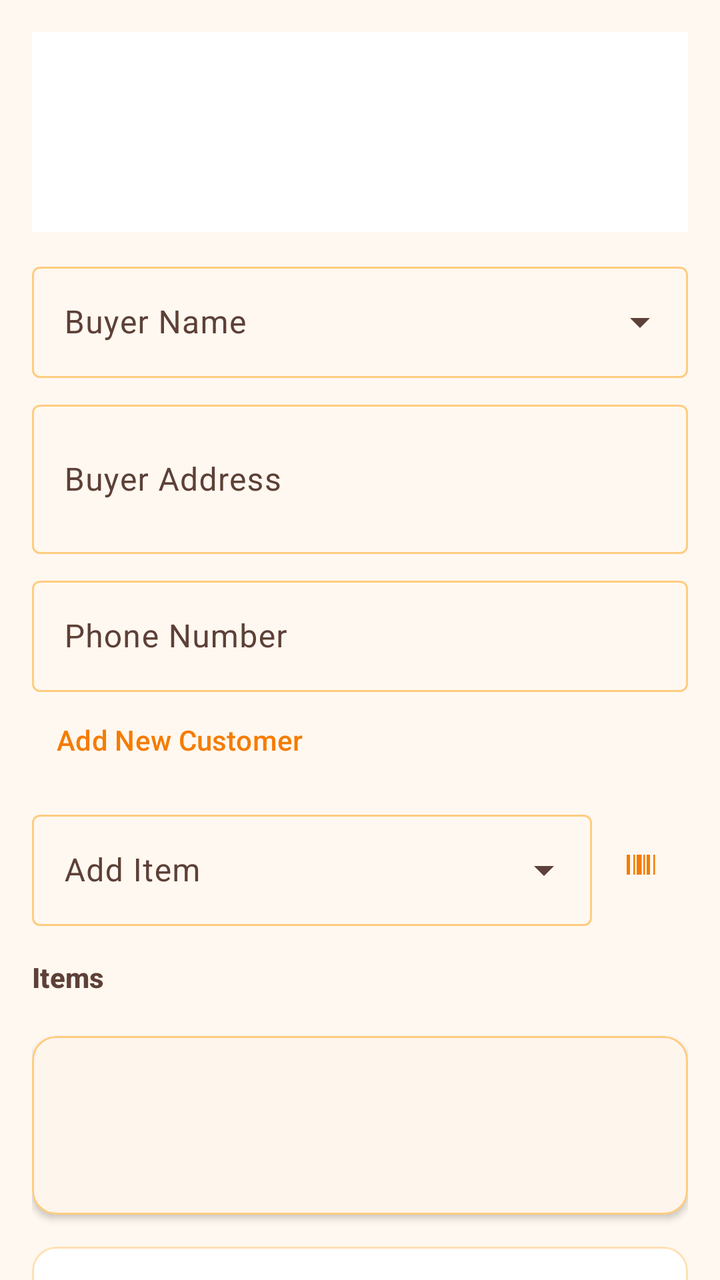
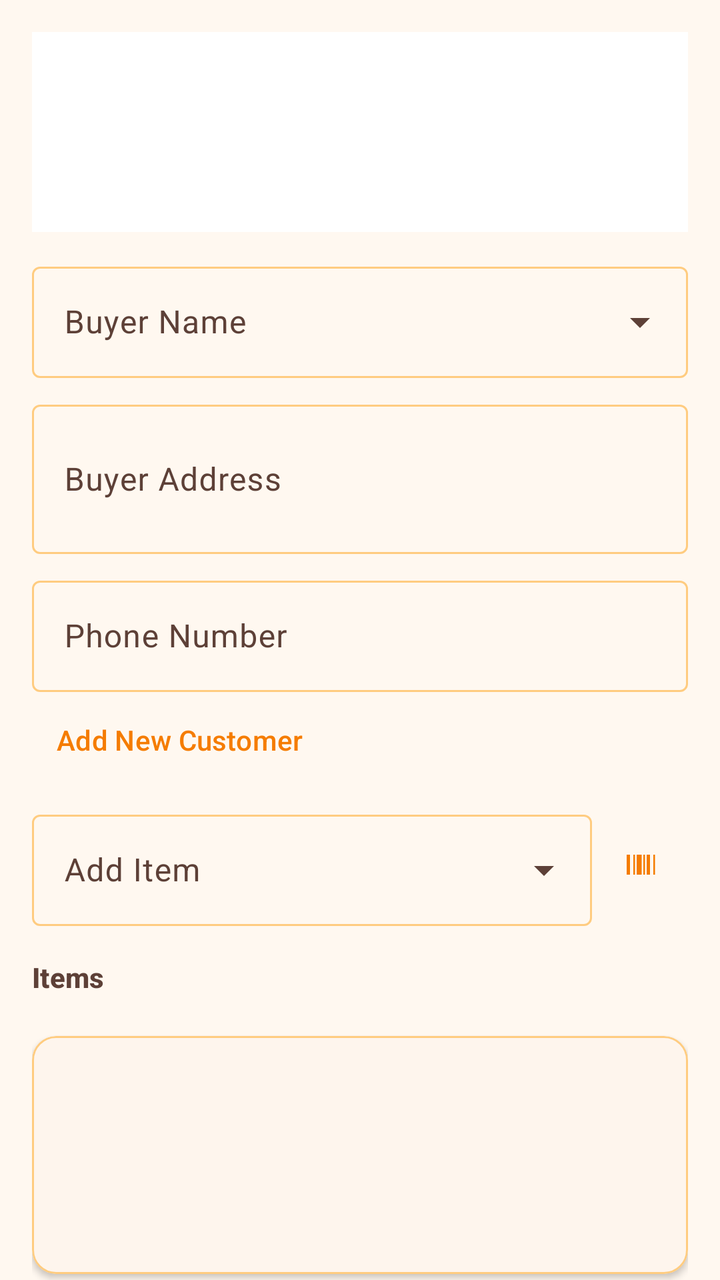

The first picture is an Android layout as it rendered before a commit; the second is the same layout after the commit. The layout source and the unified diff follow.
<!-- AndroidManifest.xml: application theme Theme.VikrSaathi -->
<!-- res/layout/fragment_bill.xml -->
<?xml version="1.0" encoding="utf-8"?>
<androidx.drawerlayout.widget.DrawerLayout xmlns:android="http://schemas.android.com/apk/res/android"
    xmlns:app="http://schemas.android.com/apk/res-auto"
    android:id="@+id/drawerLayout"
    android:layout_width="match_parent"
    android:layout_height="match_parent">

    <androidx.core.widget.NestedScrollView
        android:layout_width="match_parent"
        android:layout_height="match_parent"
        android:background="@color/orange_surface"
        android:fillViewport="true">

        <LinearLayout
            android:layout_width="match_parent"
            android:layout_height="wrap_content"
            android:orientation="vertical"
            android:padding="16dp">

            <ImageView
                android:id="@+id/imageHeader"
                android:layout_width="match_parent"
                android:layout_height="100dp"
                android:background="@color/surface_panel"
                android:contentDescription="@string/header_image"
                android:padding="4dp"
                android:scaleType="fitCenter" />

            <com.google.android.material.textfield.TextInputLayout
                style="@style/Widget.Material3.TextInputLayout.OutlinedBox.ExposedDropdownMenu"
                android:layout_width="match_parent"
                android:layout_height="wrap_content"
                android:layout_marginTop="12dp"
                android:hint="@string/buyer_name">

                <com.google.android.material.textfield.MaterialAutoCompleteTextView
                    android:id="@+id/autoCompleteCustomer"
                    android:layout_width="match_parent"
                    android:layout_height="wrap_content"
                    android:imeOptions="actionDone"
                    android:inputType="text" />
            </com.google.android.material.textfield.TextInputLayout>

            <com.google.android.material.textfield.TextInputLayout
                android:layout_width="match_parent"
                android:layout_height="wrap_content"
                android:layout_marginTop="8dp"
                android:hint="@string/buyer_address">

                <com.google.android.material.textfield.TextInputEditText
                    android:id="@+id/editBuyerAddress"
                    android:layout_width="match_parent"
                    android:layout_height="wrap_content"
                    android:inputType="textMultiLine"
                    android:minLines="2" />
            </com.google.android.material.textfield.TextInputLayout>

            <com.google.android.material.textfield.TextInputLayout
                android:layout_width="match_parent"
                android:layout_height="wrap_content"
                android:layout_marginTop="8dp"
                android:hint="@string/phone_number">

                <com.google.android.material.textfield.TextInputEditText
                    android:id="@+id/editBuyerPhone"
                    android:layout_width="match_parent"
                    android:layout_height="wrap_content"
                    android:inputType="phone" />
            </com.google.android.material.textfield.TextInputLayout>

            <com.google.android.material.button.MaterialButton
                android:id="@+id/buttonAddNewCustomer"
                style="@style/Widget.Material3.Button.TextButton"
                android:layout_width="wrap_content"
                android:layout_height="wrap_content"
                android:text="@string/add_new_customer" />

            <LinearLayout
                android:id="@+id/layoutAddItem"
                android:layout_width="match_parent"
                android:layout_height="wrap_content"
                android:layout_marginTop="8dp"
                android:gravity="center_vertical"
                android:orientation="horizontal">

                <com.google.android.material.textfield.TextInputLayout
                    style="@style/Widget.Material3.TextInputLayout.OutlinedBox.ExposedDropdownMenu"
                    android:layout_width="0dp"
                    android:layout_height="wrap_content"
                    android:layout_weight="1"
                    android:hint="@string/add_item">

                    <com.google.android.material.textfield.MaterialAutoCompleteTextView
                        android:id="@+id/autoCompleteItem"
                        android:layout_width="match_parent"
                        android:layout_height="wrap_content"
                        android:imeOptions="actionDone"
                        android:inputType="text" />
                </com.google.android.material.textfield.TextInputLayout>

                <com.google.android.material.button.MaterialButton
                    android:id="@+id/buttonScanBarcode"
                    style="@style/Widget.Material3.Button.IconButton"
                    android:layout_width="wrap_content"
                    android:layout_height="wrap_content"
                    android:contentDescription="@string/scan_barcode"
                    app:icon="@drawable/ic_barcode_scan" />
            </LinearLayout>

            <TextView
                android:layout_width="match_parent"
                android:layout_height="wrap_content"
                android:layout_marginTop="16dp"
                android:text="@string/bill_items"
                android:textAppearance="?attr/textAppearanceTitleSmall"
                android:textColor="@color/text_secondary_dark"
                android:textStyle="bold" />

            <androidx.recyclerview.widget.RecyclerView
                android:id="@+id/recyclerBillItems"
                android:layout_width="match_parent"
                android:layout_height="wrap_content"
                android:layout_marginTop="4dp"
                android:nestedScrollingEnabled="false" />

            <com.google.android.material.card.MaterialCardView
                android:layout_width="match_parent"
                android:layout_height="wrap_content"
                android:layout_marginTop="16dp"
                app:cardBackgroundColor="?attr/colorSurface"
                app:cardCornerRadius="12dp"
                app:cardElevation="2dp"
                app:strokeColor="@color/stroke_default"
                app:strokeWidth="1dp">

                <LinearLayout
                    android:layout_width="match_parent"
                    android:layout_height="wrap_content"
                    android:orientation="vertical"
                    android:padding="16dp">

                    <TextView
                        android:id="@+id/textGrandTotal"
                        android:layout_width="match_parent"
                        android:layout_height="wrap_content"
                        android:textAppearance="?attr/textAppearanceHeadlineSmall"
                        android:textColor="@color/text_accent"
                        android:textStyle="bold" />

                    <TextView
                        android:id="@+id/textTotalInWords"
                        android:layout_width="match_parent"
                        android:layout_height="wrap_content"
                        android:layout_marginTop="6dp"
                        android:textAppearance="?attr/textAppearanceBodyMedium"
                        android:textColor="@color/text_secondary_dark" />
                </LinearLayout>
            </com.google.android.material.card.MaterialCardView>

            <com.google.android.material.card.MaterialCardView
                android:layout_width="match_parent"
                android:layout_height="wrap_content"
                android:layout_marginTop="16dp"
                app:cardBackgroundColor="?attr/colorSurface"
                app:cardCornerRadius="12dp"
                app:cardElevation="0dp"
                app:strokeColor="@color/stroke_subtle"
                app:strokeWidth="1dp">

                <LinearLayout
                    android:layout_width="match_parent"
                    android:layout_height="wrap_content"
                    android:gravity="center_horizontal"
                    android:orientation="vertical"
                    android:padding="12dp">

                    <ImageView
                        android:id="@+id/imageSignature"
                        android:layout_width="160dp"
                        android:layout_height="60dp"
                        android:contentDescription="@string/signature_image"
                        android:scaleType="fitCenter" />

                    <TextView
                        android:layout_width="match_parent"
                        android:layout_height="wrap_content"
                        android:layout_marginTop="4dp"
                        android:gravity="center"
                        android:text="@string/authorised_signature"
                        android:textAppearance="?attr/textAppearanceBodySmall"
                        android:textColor="@color/text_secondary_dark" />
                </LinearLayout>
            </com.google.android.material.card.MaterialCardView>

            <com.google.android.material.button.MaterialButton
                android:id="@+id/buttonSaveBill"
                android:layout_width="match_parent"
                android:layout_height="wrap_content"
                android:layout_marginTop="16dp"
                android:layout_marginBottom="16dp"
                android:text="@string/save_bill" />

            <LinearLayout
                android:id="@+id/layoutViewBillActions"
                android:layout_width="match_parent"
                android:layout_height="wrap_content"
                android:layout_marginTop="16dp"
                android:layout_marginBottom="16dp"
                android:orientation="horizontal"
                android:visibility="gone">

                <com.google.android.material.button.MaterialButton
                    android:id="@+id/buttonViewBillDownloadPdf"
                    style="@style/VikrSaathiOutlinedButton"
                    android:layout_width="0dp"
                    android:layout_height="wrap_content"
                    android:layout_marginEnd="4dp"
                    android:layout_weight="1"
                    android:text="@string/download_pdf" />

                <com.google.android.material.button.MaterialButton
                    android:id="@+id/buttonViewBillPrint"
                    style="@style/VikrSaathiOutlinedButton"
                    android:layout_width="0dp"
                    android:layout_height="wrap_content"
                    android:layout_marginStart="4dp"
                    android:layout_weight="1"
                    android:text="@string/print" />
            </LinearLayout>
        </LinearLayout>
    </androidx.core.widget.NestedScrollView>

    <include
        android:id="@+id/billDrawer"
        layout="@layout/layout_bill_drawer" />
</androidx.drawerlayout.widget.DrawerLayout>
<!-- res/layout/layout_bill_drawer.xml (included above) -->
<?xml version="1.0" encoding="utf-8"?>
<LinearLayout xmlns:android="http://schemas.android.com/apk/res/android"
    android:layout_width="280dp"
    android:layout_height="match_parent"
    android:layout_gravity="end"
    android:background="?attr/colorSurface"
    android:clickable="true"
    android:elevation="8dp"
    android:focusable="true"
    android:orientation="vertical"
    android:padding="16dp">

    <TextView
        android:layout_width="match_parent"
        android:layout_height="wrap_content"
        android:text="@string/bill_options"
        android:textAppearance="?attr/textAppearanceTitleMedium"
        android:textStyle="bold" />

    <LinearLayout
        android:id="@+id/layoutNewBillOptions"
        android:layout_width="match_parent"
        android:layout_height="wrap_content"
        android:orientation="vertical"
        android:visibility="gone">

        <com.google.android.material.button.MaterialButton
            android:id="@+id/buttonHoldBill"
            android:layout_width="match_parent"
            android:layout_height="wrap_content"
            android:layout_marginTop="16dp"
            android:text="@string/hold_bill" />

        <com.google.android.material.button.MaterialButton
            android:id="@+id/buttonRestoreBill"
            style="@style/VikrSaathiOutlinedButton"
            android:layout_width="match_parent"
            android:layout_height="wrap_content"
            android:layout_marginTop="8dp"
            android:text="@string/restore_bill" />
    </LinearLayout>

    <com.google.android.material.button.MaterialButton
        android:id="@+id/buttonEnableEditBill"
        android:layout_width="match_parent"
        android:layout_height="wrap_content"
        android:layout_marginTop="16dp"
        android:text="@string/enable_edit_bill"
        android:visibility="gone" />

    <LinearLayout
        android:id="@+id/layoutViewBillOptions"
        android:layout_width="match_parent"
        android:layout_height="wrap_content"
        android:orientation="vertical"
        android:visibility="gone">

        <com.google.android.material.button.MaterialButton
            android:id="@+id/buttonDrawerDownloadPdf"
            style="@style/VikrSaathiOutlinedButton"
            android:layout_width="match_parent"
            android:layout_height="wrap_content"
            android:layout_marginTop="16dp"
            android:text="@string/download_pdf" />

        <com.google.android.material.button.MaterialButton
            android:id="@+id/buttonDrawerPrintBill"
            style="@style/VikrSaathiOutlinedButton"
            android:layout_width="match_parent"
            android:layout_height="wrap_content"
            android:layout_marginTop="8dp"
            android:text="@string/print" />
    </LinearLayout>
</LinearLayout>
<!-- resources referenced by this layout -->
<resources>
  <color name="orange_surface">#FFF8F0</color>
  <color name="stroke_default">@color/orange_200</color>
  <color name="stroke_subtle">@color/orange_100</color>
  <color name="surface_panel">#FFFFFF</color>
  <color name="text_accent">@color/orange_800</color>
  <color name="text_secondary_dark">#5D4037</color>
  <!-- drawable ic_barcode_scan (drawable) -->
  <vector xmlns:android="http://schemas.android.com/apk/res/android"
      android:width="24dp"
      android:height="24dp"
      android:viewportWidth="24"
      android:viewportHeight="24">
      <path
          android:fillColor="#FF000000"
          android:pathData="M4,6h2v12H4V6zM8,6h1v12H8V6zM10,6h3v12h-3V6zM14,6h1v12h-1V6zM16,6h2v12h-2V6zM20,6h1v12h-1V6z" />
  </vector>
  <string name="add_item">Add Item</string>
  <string name="add_new_customer">Add New Customer</string>
  <string name="authorised_signature">Authorised Signature</string>
  <string name="bill_items">Items</string>
  <string name="bill_options">Bill options</string>
  <string name="buyer_address">Buyer Address</string>
  <string name="buyer_name">Buyer Name</string>
  <string name="download_pdf">Download PDF</string>
  <string name="enable_edit_bill">Edit bill</string>
  <string name="header_image">Header Image</string>
  <string name="hold_bill">Hold bill</string>
  <string name="phone_number">Phone Number</string>
  <string name="print">Print</string>
  <string name="restore_bill">Restore bill</string>
  <string name="save_bill">Save Bill</string>
  <string name="scan_barcode">Scan Barcode</string>
  <string name="signature_image">Signature Image</string>
  <style name="VikrSaathiOutlinedButton" parent="Widget.Material3.Button.OutlinedButton">
          <item name="android:textColor">@color/button_outlined_text</item>
          <item name="strokeColor">@color/button_outlined_stroke</item>
      </style>
  <color name="orange_200">#FFCC80</color>
  <color name="orange_100">#FFE0B2</color>
  <color name="orange_800">#EF6C00</color>
  <color name="orange_primary">#F57C00</color>
  <color name="orange_primary_dark">#E65100</color>
  <color name="orange_on_primary">#FFFFFF</color>
  <color name="orange_accent">#FFB74D</color>
  <color name="orange_700">#F57C00</color>
  <color name="black">#FF000000</color>
  <color name="orange_900">#E65100</color>
  <color name="surface_card">#FFFFFF</color>
  <color name="text_primary_dark">#212121</color>
  <style name="VikrSaathiSwitch" parent="Widget.Material3.CompoundButton.MaterialSwitch">
          <item name="thumbTint">@color/switch_thumb_tint</item>
          <item name="trackTint">@color/switch_track_tint</item>
          <item name="trackDecorationTint">@color/switch_track_decoration_tint</item>
      </style>
  <!-- unchanged entries left out for length: 1 -->
</resources>

<!-- the commit's change to res/layout/fragment_bill.xml (unified diff, before → after) -->
@@ -140,9 +140,17 @@
                     android:padding="16dp">
 
                     <TextView
+                        android:id="@+id/textTotalDiscount"
+                        android:layout_width="match_parent"
+                        android:layout_height="wrap_content"
+                        android:textAppearance="?attr/textAppearanceTitleMedium"
+                        android:textColor="@color/text_secondary_dark" />
+
+                    <TextView
                         android:id="@+id/textGrandTotal"
                         android:layout_width="match_parent"
                         android:layout_height="wrap_content"
+                        android:layout_marginTop="8dp"
                         android:textAppearance="?attr/textAppearanceHeadlineSmall"
                         android:textColor="@color/text_accent"
                         android:textStyle="bold" />
